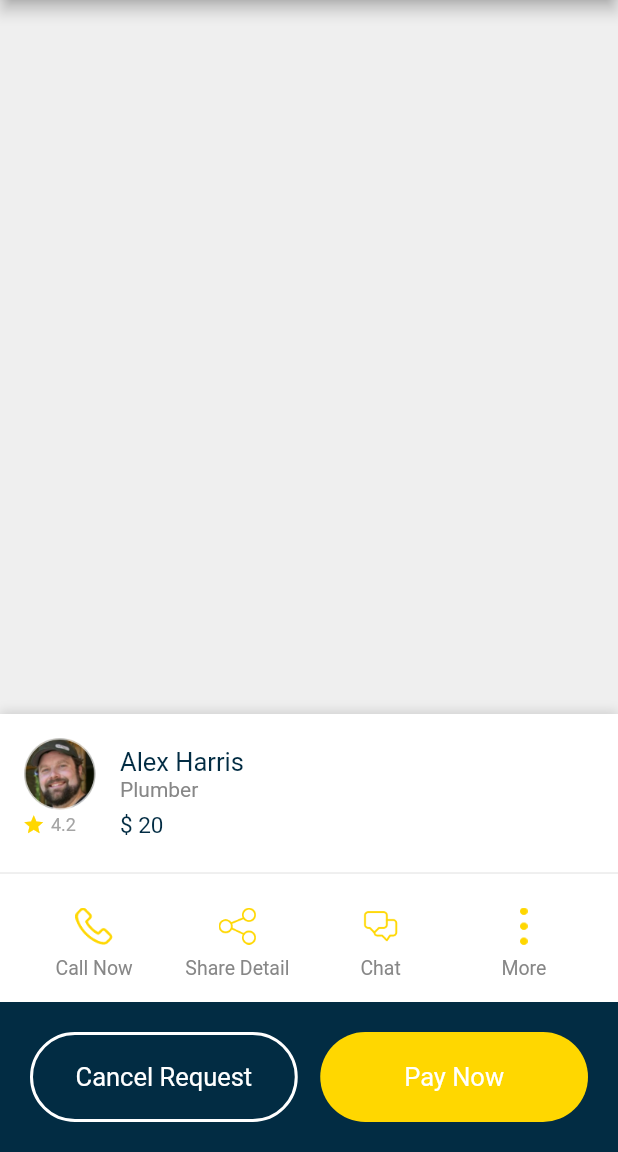
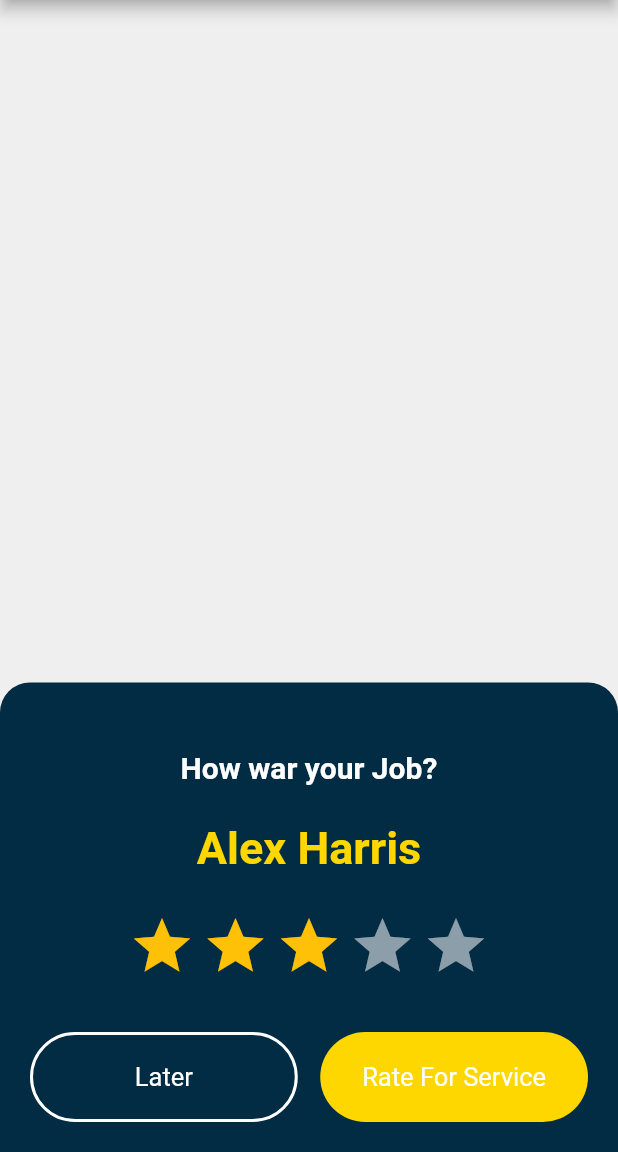
Before and after one commit to codeforany/online_maintenance_service_flutter, a Flutter app: the RequestAcceptScreen screen opened directly, after a tap on "More", on a phone screen of 412 x 824 dp, the part 84-1236 px from its top. Run offline on Flutter 3.47's test engine with Material 3 defaults, Android fonts, the phone set to English and light mode, and no system bars; drawn by our look-alikes of flutter_rating_bar; our stand-ins replace dotted_line, flutter_otp_text_field, image_picker; missing offline and left inert: carousel_slider_plus, fl_country_code_picker.

Commit message:
rate of service user screen

```diff
--- a/lib/common_widget/icon_title_button.dart
+++ b/lib/common_widget/icon_title_button.dart
@@ -15,7 +15,7 @@ class IconTitleButton extends StatelessWidget {
   @override
   Widget build(BuildContext context) {
     return InkWell(
-      onTap: () {},
+      onTap:onPressed,
       child: Column(
         mainAxisSize: MainAxisSize.min,
         children: [
--- /dev/null
+++ b/lib/screen/home/rate_for_service_user_screen.dart
@@ -0,0 +1,140 @@
+import 'package:flutter/material.dart';
+import 'package:flutter_rating_bar/flutter_rating_bar.dart';
+import 'package:maintenance_service_app/common/color_extension.dart';
+import 'package:maintenance_service_app/common/extension.dart';
+import 'package:maintenance_service_app/common_widget/round_button.dart';
+import 'package:maintenance_service_app/screen/home/payment_method_screen.dart';
+
+class RateForServiceUserScreen extends StatefulWidget {
+  const RateForServiceUserScreen({super.key});
+
+  @override
+  State<RateForServiceUserScreen> createState() =>
+      _RateForServiceUserScreenState();
+}
+
+class _RateForServiceUserScreenState extends State<RateForServiceUserScreen> {
+  @override
+  Widget build(BuildContext context) {
+    return Scaffold(
+      backgroundColor: const Color(0xffEFEFEF),
+      appBar: AppBar(
+        backgroundColor: TColor.primary,
+        centerTitle: false,
+        leading: IconButton(
+          onPressed: () {},
+          icon: Image.asset(
+            "assets/img/menu.png",
+          ),
+        ),
+        title: Text(
+          "Request Accepting",
+          style: TextStyle(
+            color: TColor.primaryText,
+            fontSize: 20,
+            fontWeight: FontWeight.bold,
+          ),
+        ),
+        actions: [
+          IconButton(
+            onPressed: () {
+              context.pop();
+            },
+            icon: Image.asset(
+              "assets/img/back.png",
+            ),
+          ),
+        ],
+      ),
+      body: Column(
+        children: [
+          const Spacer(),
+          Container(
+            decoration: BoxDecoration(
+              color: TColor.secondary,
+              borderRadius: const BorderRadius.only(
+                topLeft: Radius.circular(20),
+                topRight: Radius.circular(20),
+              ),
+            ),
+            width: double.maxFinite,
+            padding: const EdgeInsets.symmetric(horizontal: 20, vertical: 20),
+            child: Column(
+              crossAxisAlignment: CrossAxisAlignment.center,
+              children: [
+                const SizedBox(
+                  height: 25,
+                ),
+                const Text(
+                  "How war your Job?",
+                  style: TextStyle(
+                    color: Colors.white,
+                    fontSize: 20,
+                    fontWeight: FontWeight.bold,
+                  ),
+                ),
+                const SizedBox(
+                  height: 25,
+                ),
+                Text(
+                  "Alex Harris",
+                  style: TextStyle(
+                    color: TColor.primary,
+                    fontSize: 30,
+                    fontWeight: FontWeight.bold,
+                  ),
+                ),
+                const SizedBox(
+                  height: 25,
+                ),
+                RatingBar.builder(
+                  initialRating: 3,
+                  minRating: 1,
+                  direction: Axis.horizontal,
+                  allowHalfRating: true,
+                  itemCount: 5,
+                  itemSize: 45,
+                  unratedColor: Colors.white54,
+                  itemPadding: const EdgeInsets.symmetric(horizontal: 2.0),
+                  itemBuilder: (context, _) => const Icon(
+                    Icons.star,
+                    color: Colors.amber,
+                  ),
+                  onRatingUpdate: (rating) {
+                    print(rating);
+                  },
+                ),
+                const SizedBox(
+                  height: 35,
+                ),
+                Row(
+                  children: [
+                    Expanded(
+                      child: RoundButton(
+                        title: "Later",
+                        type: RoundButtonType.line,
+                        lineColor: Colors.white,
+                        onPressed: () {},
+                      ),
+                    ),
+                    const SizedBox(
+                      width: 15,
+                    ),
+                    Expanded(
+                      child: RoundButton(
+                        title: "Rate For Service",
+                        onPressed: () {
+                          context.push(const PaymentMethodScreen());
+                        },
+                      ),
+                    )
+                  ],
+                )
+              ],
+            ),
+          )
+        ],
+      ),
+    );
+  }
+}
--- a/lib/screen/home/request_accepting_screen.dart
+++ b/lib/screen/home/request_accepting_screen.dart
@@ -5,6 +5,7 @@ import 'package:maintenance_service_app/common_widget/icon_title_button.dart';
 import 'package:maintenance_service_app/common_widget/round_button.dart';
 import 'package:maintenance_service_app/common_widget/select_icon_title_button.dart';
 import 'package:maintenance_service_app/screen/home/payment_method_screen.dart';
+import 'package:maintenance_service_app/screen/home/rate_for_service_user_screen.dart';
 import 'package:maintenance_service_app/screen/message/chat_message_screen.dart';
 
 class RequestAcceptScreen extends StatefulWidget {
@@ -162,7 +163,9 @@ class _RequestAcceptScreenState extends State<RequestAcceptScreen> {
                         child: IconTitleButton(
                             icon: "assets/img/more.png",
                             title: "More",
-                            onPressed: () {}),
+                            onPressed: () {
+                              context.push(const RateForServiceUserScreen());
+                            }),
                       ),
                     ],
                   ),
```
Also changed, not shown: lib/screen/home/job_detail_receipt_screen.dart (line endings or trailing spaces).
